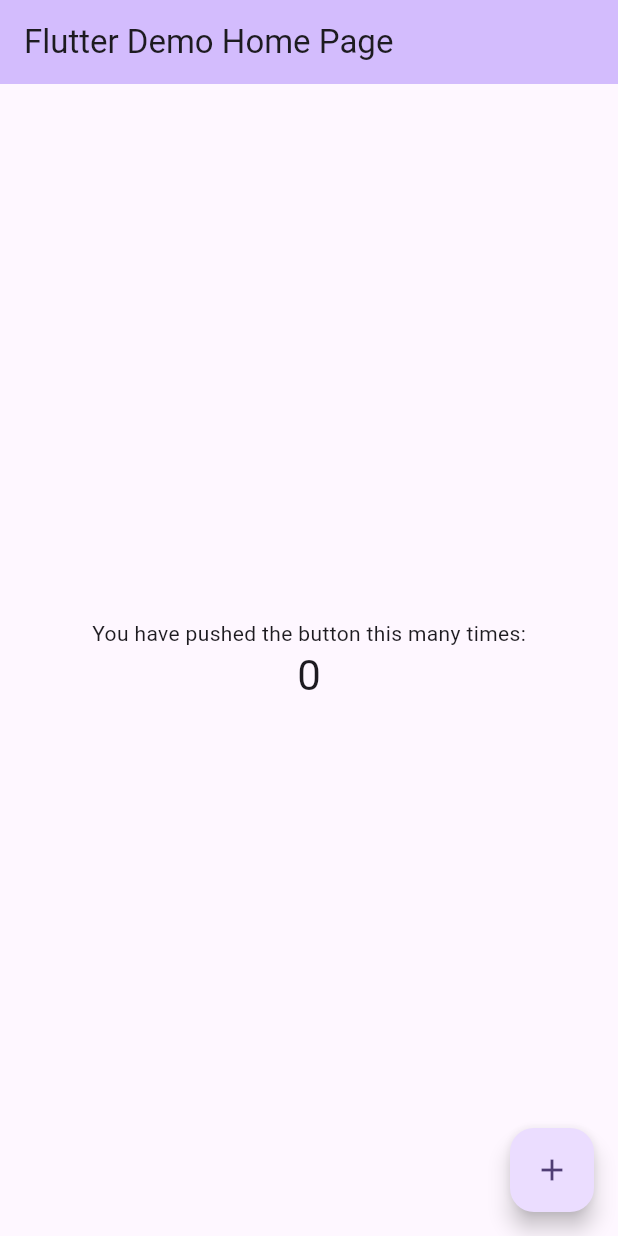
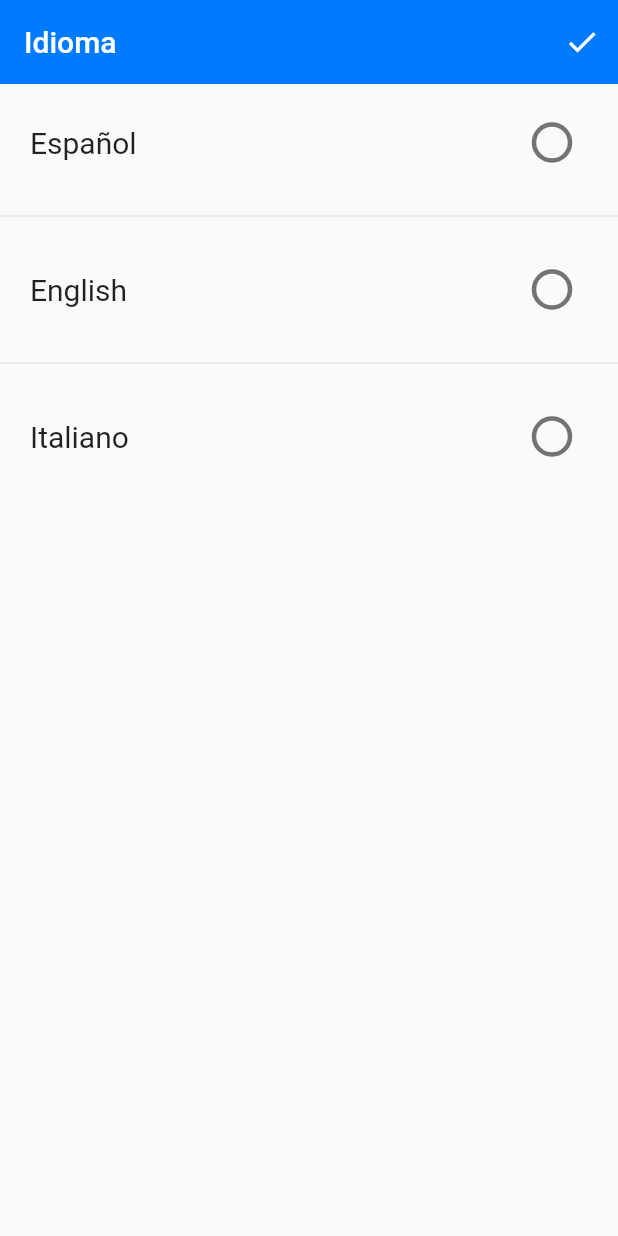
Before and after one commit to andrescondo/aquatrack, a Flutter app: the screen it shows after launch, on a phone screen of 412 x 824 dp. Run offline on Flutter 3.47's test engine with Material 2 defaults, Android fonts, the phone set to English and light mode, and no system bars.

Commit message:
creacion de pantalla de idiomas, componentes para radio button, alertas de android e ios

```diff
--- a/lib/main.dart
+++ b/lib/main.dart
@@ -1,125 +1,23 @@
 import 'package:flutter/material.dart';
+import 'package:aquatrack/router/app_routes.dart';
+import 'package:aquatrack/theme/app_theme.dart';
 
-void main() {
-  runApp(const MyApp());
-}
+void main() => runApp(const MyApp());
 
 class MyApp extends StatelessWidget {
-  const MyApp({super.key});
 
-  // This widget is the root of your application.
+  const MyApp({ Key? key }) : super(key: key);
+
+
   @override
   Widget build(BuildContext context) {
     return MaterialApp(
-      title: 'Flutter Demo',
-      theme: ThemeData(
-        // This is the theme of your application.
-        //
-        // TRY THIS: Try running your application with "flutter run". You'll see
-        // the application has a blue toolbar. Then, without quitting the app,
-        // try changing the seedColor in the colorScheme below to Colors.green
-        // and then invoke "hot reload" (save your changes or press the "hot
-        // reload" button in a Flutter-supported IDE, or press "r" if you used
-        // the command line to start the app).
-        //
-        // Notice that the counter didn't reset back to zero; the application
-        // state is not lost during the reload. To reset the state, use hot
-        // restart instead.
-        //
-        // This works for code too, not just values: Most code changes can be
-        // tested with just a hot reload.
-        colorScheme: ColorScheme.fromSeed(seedColor: Colors.deepPurple),
-        useMaterial3: true,
-      ),
-      home: const MyHomePage(title: 'Flutter Demo Home Page'),
+      debugShowCheckedModeBanner: false,
+      title: 'Material App',
+      initialRoute: AppRoutes.initialRoute,
+      routes: AppRoutes.getAppRoutes(),
+      //onGenerateRoute: AppRoutes.onGenerateRoute,
+      theme: AppTheme.lightTheme
     );
   }
 }
-
-class MyHomePage extends StatefulWidget {
-  const MyHomePage({super.key, required this.title});
-
-  // This widget is the home page of your application. It is stateful, meaning
-  // that it has a State object (defined below) that contains fields that affect
-  // how it looks.
-
-  // This class is the configuration for the state. It holds the values (in this
-  // case the title) provided by the parent (in this case the App widget) and
-  // used by the build method of the State. Fields in a Widget subclass are
-  // always marked "final".
-
-  final String title;
-
-  @override
-  State<MyHomePage> createState() => _MyHomePageState();
-}
-
-class _MyHomePageState extends State<MyHomePage> {
-  int _counter = 0;
-
-  void _incrementCounter() {
-    setState(() {
-      // This call to setState tells the Flutter framework that something has
-      // changed in this State, which causes it to rerun the build method below
-      // so that the display can reflect the updated values. If we changed
-      // _counter without calling setState(), then the build method would not be
-      // called again, and so nothing would appear to happen.
-      _counter++;
-    });
-  }
-
-  @override
-  Widget build(BuildContext context) {
-    // This method is rerun every time setState is called, for instance as done
-    // by the _incrementCounter method above.
-    //
-    // The Flutter framework has been optimized to make rerunning build methods
-    // fast, so that you can just rebuild anything that needs updating rather
-    // than having to individually change instances of widgets.
-    return Scaffold(
-      appBar: AppBar(
-        // TRY THIS: Try changing the color here to a specific color (to
-        // Colors.amber, perhaps?) and trigger a hot reload to see the AppBar
-        // change color while the other colors stay the same.
-        backgroundColor: Theme.of(context).colorScheme.inversePrimary,
-        // Here we take the value from the MyHomePage object that was created by
-        // the App.build method, and use it to set our appbar title.
-        title: Text(widget.title),
-      ),
-      body: Center(
-        // Center is a layout widget. It takes a single child and positions it
-        // in the middle of the parent.
-        child: Column(
-          // Column is also a layout widget. It takes a list of children and
-          // arranges them vertically. By default, it sizes itself to fit its
-          // children horizontally, and tries to be as tall as its parent.
-          //
-          // Column has various properties to control how it sizes itself and
-          // how it positions its children. Here we use mainAxisAlignment to
-          // center the children vertically; the main axis here is the vertical
-          // axis because Columns are vertical (the cross axis would be
-          // horizontal).
-          //
-          // TRY THIS: Invoke "debug painting" (choose the "Toggle Debug Paint"
-          // action in the IDE, or press "p" in the console), to see the
-          // wireframe for each widget.
-          mainAxisAlignment: MainAxisAlignment.center,
-          children: <Widget>[
-            const Text(
-              'You have pushed the button this many times:',
-            ),
-            Text(
-              '$_counter',
-              style: Theme.of(context).textTheme.headlineMedium,
-            ),
-          ],
-        ),
-      ),
-      floatingActionButton: FloatingActionButton(
-        onPressed: _incrementCounter,
-        tooltip: 'Increment',
-        child: const Icon(Icons.add),
-      ), // This trailing comma makes auto-formatting nicer for build methods.
-    );
-  }
-}
--- /dev/null
+++ b/lib/models/menu_option.dart
@@ -0,0 +1,17 @@
+import 'package:flutter/material.dart' show IconData, Widget;
+
+class MenuOption {
+
+  final String route;
+  final IconData icon;
+  final String name;
+  final Widget screen;
+
+  MenuOption({
+    required this.route,
+    required this.icon,
+    required this.name,
+    required this.screen
+  });
+
+}
--- /dev/null
+++ b/lib/router/app_routes.dart
@@ -0,0 +1,42 @@
+import 'package:aquatrack/screen/language_form_screen.dart';
+import 'package:flutter/material.dart';
+
+import 'package:aquatrack/models/menu_option.dart';
+import 'package:aquatrack/screen/home_screen.dart';
+
+
+class AppRoutes {
+  static const initialRoute = 'language';
+
+  static final menuOptions = <MenuOption>[
+    //    MenuOption(title:'Home', iconData: Icons.home),
+    MenuOption(
+        route: 'home',
+        name: 'Home',
+        screen: const HomeScreen(),
+        icon: Icons.home_max_outlined),
+    MenuOption(
+        route: 'language',
+        name: 'Idomas',
+        screen: const LanguageScreen(),
+        icon: Icons.home_max_outlined),
+  ];
+
+  static Map<String, Widget Function(BuildContext)> getAppRoutes() {
+    Map<String, Widget Function(BuildContext)> appRoutes = {};
+
+    appRoutes.addAll({'language': (BuildContext context) => const HomeScreen()});
+
+    for (final option in menuOptions) {
+      appRoutes.addAll({option.route: (BuildContext context) => option.screen});
+    }
+
+    return appRoutes;
+  }
+
+   static Route<dynamic> onGenerateRoute( RouteSettings settings) {
+     return MaterialPageRoute(
+         builder: (context) => const HomeScreen(),
+     );
+ }
+}
--- /dev/null
+++ b/lib/screen/language_form_screen.dart
@@ -0,0 +1,99 @@
+import 'package:flutter/material.dart';
+import 'dart:io';
+
+import 'package:aquatrack/widgets/widgets.dart';
+
+class LanguageScreen extends StatefulWidget {
+  const LanguageScreen({Key? key}) : super(key: key);
+
+  @override
+  State<LanguageScreen> createState() => _LanguageScreenState();
+}
+
+class _LanguageScreenState extends State<LanguageScreen> {
+  String _isRadioSelected = '';
+
+  @override
+  Widget build(BuildContext context) {
+    return Scaffold(
+        appBar: AppBar(
+          title: const Text('Idioma'),
+          actions: [
+            IconButton(
+                onPressed: () {
+                  if (_isRadioSelected != '') {
+                    return;
+                  }
+
+                  if (Platform.isAndroid) {
+                    showDialogAlert(
+                        context: context,
+                        title: 'Hay un error',
+                        content: const Text('Selecione un Idioma'),
+                        isAcction: true,
+                        actions: TextButton(
+                            onPressed: () {}, child: const Text('Guardar')));
+                  } else {
+                    showIosAlertDialog(
+                        context: context,
+                        title: 'Hay un error',
+                        content: const Text('Selecione un Idioma'),
+                        isAcction: true,
+                        actions: TextButton(
+                            onPressed: () {}, child: const Text('Guardar')));
+                  }
+                },
+                icon: const Icon(Icons.check))
+          ],
+        ),
+        body: Column(
+          children: <Widget>[
+            LabeledRadio(
+              label: 'Español',
+              padding:
+                  const EdgeInsets.symmetric(horizontal: 20.0, vertical: 15),
+              groupValue: _isRadioSelected,
+              fontSize: 20.0,
+              value: 'Español',
+              onChanged: (String newValue) {
+                setState(() {
+                  _isRadioSelected = newValue;
+                });
+              },
+            ),
+            const Divider(
+              height: 20,
+            ),
+            LabeledRadio(
+              label: 'English',
+              padding:
+                  const EdgeInsets.symmetric(horizontal: 20.0, vertical: 15),
+              groupValue: _isRadioSelected,
+              fontSize: 20.0,
+              value: 'English',
+              onChanged: (String newValue) {
+                setState(() {
+                  _isRadioSelected = newValue;
+                });
+              },
+            ),
+            const Divider(
+              height: 20,
+            ),
+            LabeledRadio(
+              label: 'Italiano',
+              padding:
+                  const EdgeInsets.symmetric(horizontal: 20.0, vertical: 15),
+              groupValue: _isRadioSelected,
+              fontSize: 20.0,
+              value: 'Italiano',
+              onChanged: (String newValue) {
+                setState(() {
+                  _isRadioSelected = newValue;
+                });
+              },
+            ),
+          ],
+        ));
+  }
+}
--- /dev/null
+++ b/lib/widgets/labeled_radio.dart
@@ -0,0 +1,55 @@
+import 'package:flutter/material.dart';
+
+class LabeledRadio extends StatelessWidget {
+
+  const LabeledRadio({
+    super.key,
+    required this.label,
+    required this.padding,
+    required this.groupValue,
+    required this.value,
+    required this.onChanged,
+    required this.fontSize,
+  });
+
+  final double fontSize;
+  final String label;
+  final EdgeInsets padding;
+  final String groupValue;
+  final String value;
+  final ValueChanged<String> onChanged;
+
+  @override
+  Widget build(BuildContext context) {
+    return InkWell(
+      onTap: () {
+        if (value != groupValue) {
+          onChanged(value);
+        }
+      },
+      child: Padding(
+        padding: padding,
+        child: Row(
+          children: <Widget>[
+            Text(label,
+            style: TextStyle( fontSize: fontSize),),
+            Expanded(child: Container()),
+            Transform.scale(
+              scale: 1.5,
+              child: Radio.adaptive(
+              groupValue: groupValue,
+              value: value,
+              onChanged: (String? newValue) {
+                onChanged(newValue!);
+              },
+            ),
+            )
+          ],
+        ),
+      ),
+
+
+
+    );
+  }
+}
--- /dev/null
+++ b/lib/widgets/widgets.dart
@@ -0,0 +1,3 @@
+export 'package:aquatrack/widgets/labeled_radio.dart';
+export 'package:aquatrack/widgets/dialog_android.dart';
+export 'package:aquatrack/widgets/dialog_ios.dart';
--- a/pubspec.yaml
+++ b/pubspec.yaml
@@ -60,7 +60,7 @@ flutter:
 
   # To add assets to your application, add an assets section, like this:
   assets:
-   - assets/
+    - assets/
   #   - images/a_dot_ham.jpeg
 
   # An image asset can refer to one or more resolution-specific "variants", see
```
Also changed, not shown: lib/screen/home_screen.dart (added, +19 -0 lines), lib/widgets/dialog_android.dart (added, +29 -0 lines), lib/widgets/dialog_ios.dart (added, +29 -0 lines), assets/english.gif (added), assets/espanol.gif (added), assets/italiano.gif (added).
